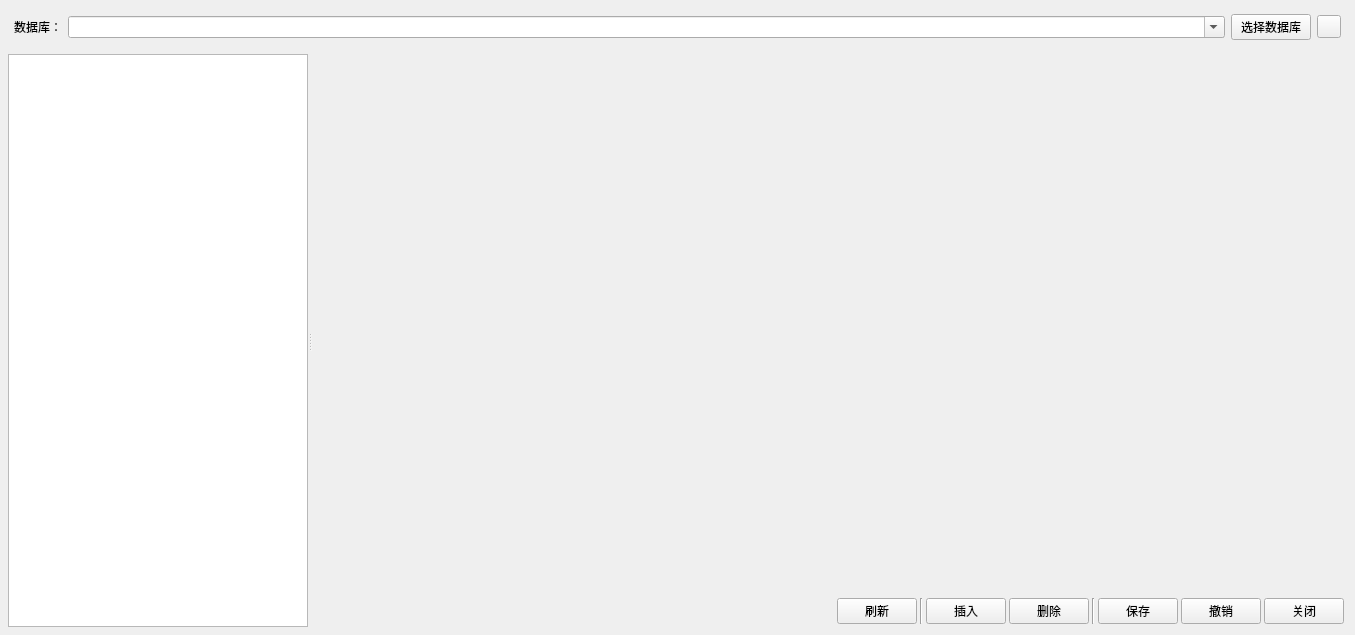
MrLoo1/QT-SQLiteStudio, file wSeeDB.ui: the form before one commit.
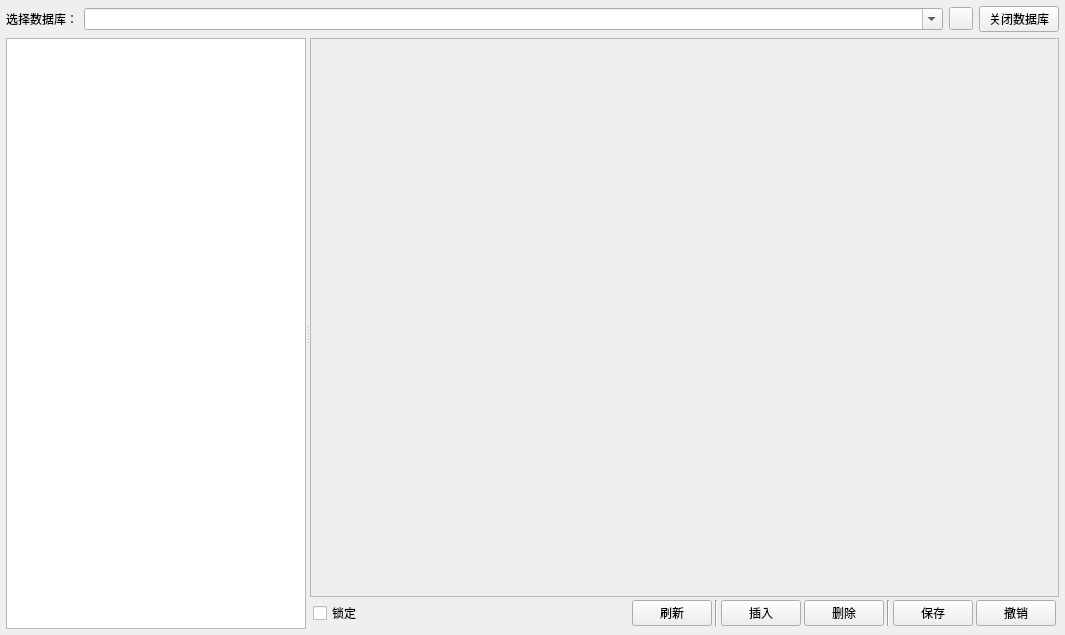
The form after the commit.

```diff
--- a/wSeeDB.ui
+++ b/wSeeDB.ui
@@ -6,7 +6,7 @@
    <rect>
     <x>0</x>
     <y>0</y>
-    <width>1355</width>
+    <width>1065</width>
     <height>635</height>
    </rect>
   </property>
@@ -15,19 +15,19 @@
   </property>
   <layout class="QGridLayout" name="gridLayout_2">
    <property name="leftMargin">
-    <number>8</number>
+    <number>6</number>
    </property>
    <property name="topMargin">
-    <number>8</number>
+    <number>6</number>
    </property>
    <property name="rightMargin">
-    <number>8</number>
+    <number>6</number>
    </property>
    <property name="bottomMargin">
-    <number>8</number>
+    <number>6</number>
    </property>
    <property name="spacing">
-    <number>8</number>
+    <number>6</number>
    </property>
    <item row="0" column="0">
     <widget class="QFrame" name="pnlSeeSelect">
@@ -38,22 +38,25 @@
       <enum>QFrame::Raised</enum>
      </property>
      <layout class="QHBoxLayout" name="horizontalLayout_2">
+      <property name="spacing">
+       <number>6</number>
+      </property>
       <property name="leftMargin">
-       <number>6</number>
+       <number>0</number>
       </property>
       <property name="topMargin">
-       <number>6</number>
+       <number>0</number>
       </property>
       <property name="rightMargin">
-       <number>6</number>
+       <number>0</number>
       </property>
       <property name="bottomMargin">
-       <number>6</number>
+       <number>0</number>
       </property>
       <item>
        <widget class="QLabel" name="lbSeeDB">
         <property name="text">
-         <string>数据库：</string>
+         <string>选择数据库：</string>
         </property>
        </widget>
       </item>
@@ -74,14 +77,7 @@
        </widget>
       </item>
       <item>
-       <widget class="QPushButton" name="btnSelectSeeDB">
-        <property name="text">
-         <string>选择数据库</string>
-        </property>
-       </widget>
-      </item>
-      <item>
-       <widget class="QToolButton" name="btnClearSeeDB">
+       <widget class="QToolButton" name="btnSelectSeeDB">
         <property name="toolTip">
          <string>清空最新打开的数据库文件列表</string>
         </property>
@@ -90,6 +86,13 @@
         </property>
        </widget>
       </item>
+      <item>
+       <widget class="QPushButton" name="btnClose">
+        <property name="text">
+         <string>关闭数据库</string>
+        </property>
+       </widget>
+      </item>
      </layout>
     </widget>
    </item>
@@ -114,6 +117,9 @@
         <height>16777215</height>
        </size>
       </property>
+      <property name="styleSheet">
+       <string notr="true"/>
+      </property>
      </widget>
      <widget class="QFrame" name="pnlTableEdit">
       <property name="frameShape">
@@ -122,7 +128,7 @@
       <property name="frameShadow">
        <enum>QFrame::Raised</enum>
       </property>
-      <layout class="QGridLayout" name="gridLayout" rowstretch="0,0,0,0">
+      <layout class="QGridLayout" name="gridLayout" rowstretch="0,0,0">
        <property name="leftMargin">
         <number>0</number>
        </property>
@@ -138,7 +144,23 @@
        <property name="spacing">
         <number>0</number>
        </property>
-       <item row="3" column="0">
+       <item row="1" column="0">
+        <widget class="QStackedWidget" name="swTableData">
+         <property name="autoFillBackground">
+          <bool>false</bool>
+         </property>
+         <property name="styleSheet">
+          <string notr="true"/>
+         </property>
+         <property name="frameShape">
+          <enum>QFrame::StyledPanel</enum>
+         </property>
+         <property name="frameShadow">
+          <enum>QFrame::Plain</enum>
+         </property>
+        </widget>
+       </item>
+       <item row="2" column="0">
         <widget class="QFrame" name="fame">
          <property name="frameShape">
           <enum>QFrame::NoFrame</enum>
@@ -162,6 +184,13 @@
           <property name="bottomMargin">
            <number>3</number>
           </property>
+          <item>
+           <widget class="QCheckBox" name="chbLock">
+            <property name="text">
+             <string>锁定</string>
+            </property>
+           </widget>
+          </item>
           <item>
            <spacer name="horizontalSpacer_2">
             <property name="orientation">
@@ -224,23 +253,9 @@
             </property>
            </widget>
           </item>
-          <item>
-           <widget class="QPushButton" name="btnClose">
-            <property name="text">
-             <string>关闭</string>
-            </property>
-           </widget>
-          </item>
          </layout>
         </widget>
        </item>
-       <item row="2" column="0">
-        <widget class="QLabel" name="lbTableStatus">
-         <property name="text">
-          <string/>
-         </property>
-        </widget>
-       </item>
        <item row="0" column="0">
         <widget class="QFrame" name="pnlTableName">
          <property name="frameShape">
@@ -281,13 +296,6 @@
          </layout>
         </widget>
        </item>
-       <item row="1" column="0">
-        <widget class="QStackedWidget" name="swTableData">
-         <property name="styleSheet">
-          <string notr="true"/>
-         </property>
-        </widget>
-       </item>
       </layout>
      </widget>
     </widget>
```
